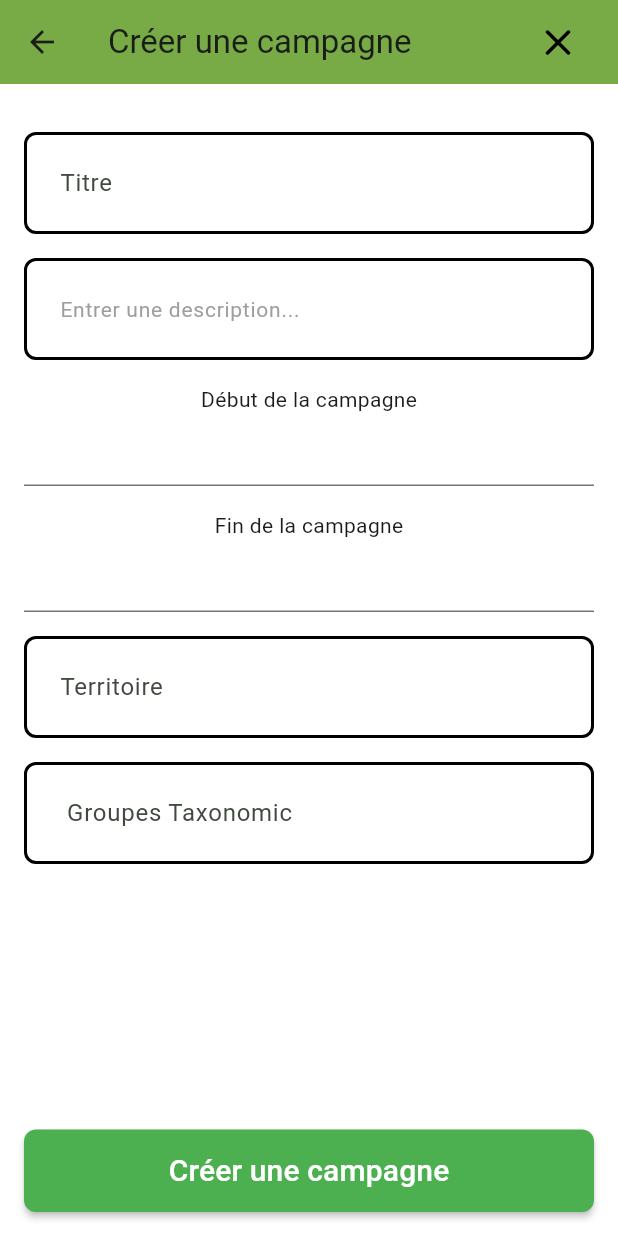
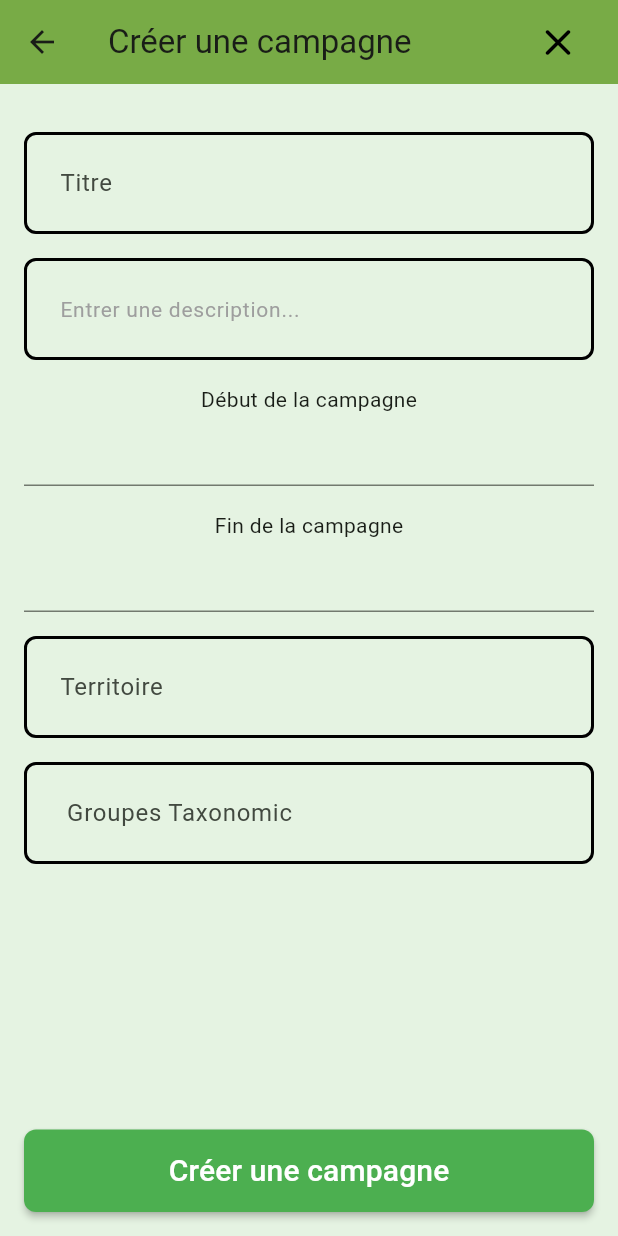
Before and after one commit to Fafary/MMM-Project, a Flutter app: the CampagneCreation screen opened by its route, on a phone screen of 412 x 824 dp. Run offline on Flutter 3.47's test engine with Material 2 defaults, Android fonts, the phone set to English and light mode, and no system bars; drawn by our look-alikes of datetime_picker_formfield; our stand-ins replace carousel_slider, cloud_firestore, firebase_auth, firebase_core, firebase_messaging, flutter_form_builder and 3 more; accounts and stored records are empty; Roboto replaces fonts that are missing (Outfit).

Commit message:
Application theme

```diff
--- a/lib/dir_campagne/creation_campagne.dart
+++ b/lib/dir_campagne/creation_campagne.dart
@@ -76,7 +76,7 @@ class CampagneCreationState extends State<CampagneCreation> {
             ),
           ],
         ),
-        backgroundColor: Colors.white,
+        backgroundColor: const Color(0xFFE5F3E2),
         body: SafeArea(
           top: true,
           child: Padding(
```
Also changed, not shown: lib/dir_fiche/fiche_screen.dart (+5 -6 lines).
